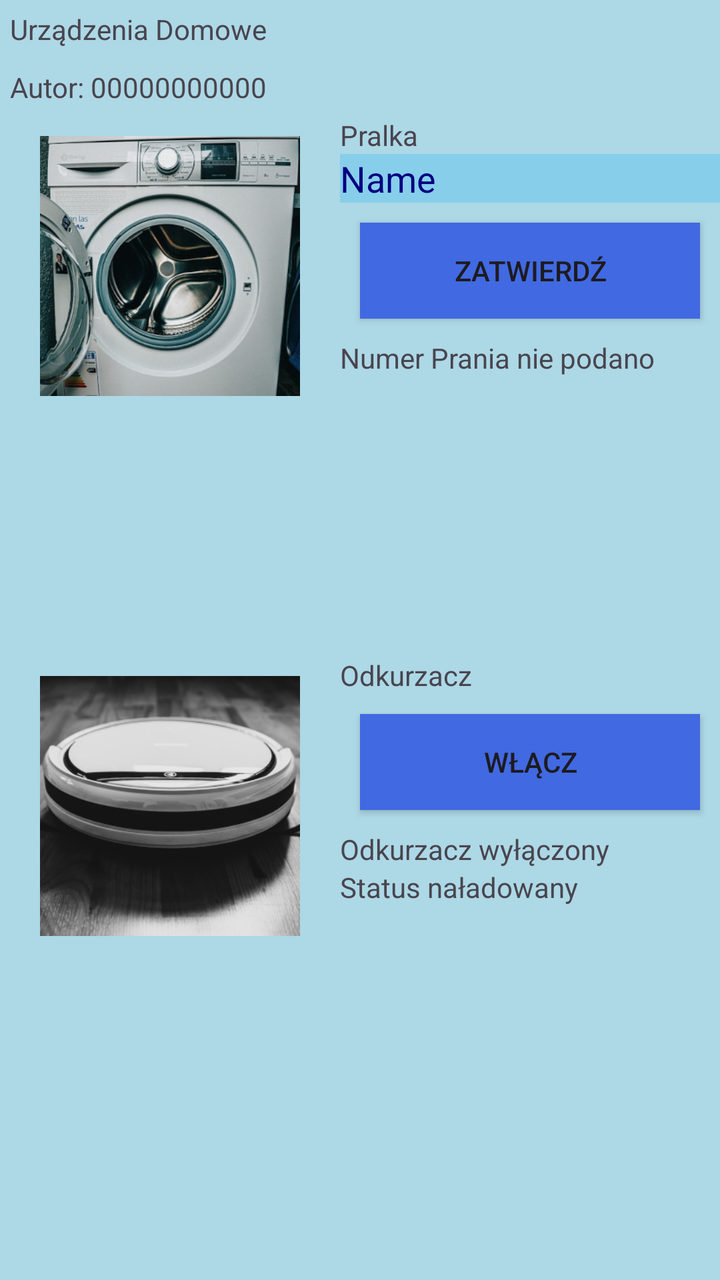
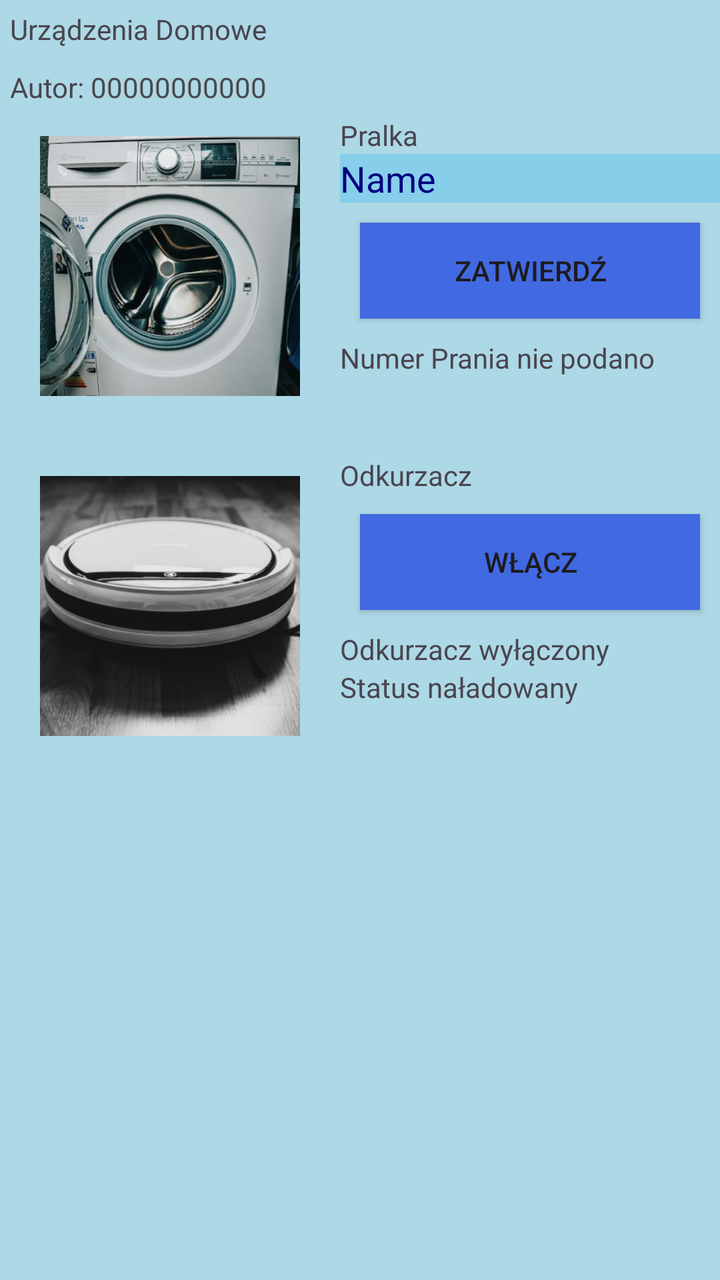

Two renders of the same Android screen: before a commit and after it. Below are the layout's source before the change and the commit's diff.
<!-- AndroidManifest.xml: application theme Theme.Inf_04_2025_01_02 -->
<!-- res/layout/activity_main.xml -->
<?xml version="1.0" encoding="utf-8"?>
<LinearLayout xmlns:android="http://schemas.android.com/apk/res/android"
    xmlns:app="http://schemas.android.com/apk/res-auto"
    xmlns:tools="http://schemas.android.com/tools"
    android:id="@+id/main"
    android:layout_width="match_parent"
    android:layout_height="match_parent"
    android:background="@color/lightBlue"
    android:orientation="vertical"
    tools:context=".MainActivity">

    <TextView
        android:layout_width="match_parent"
        android:layout_height="wrap_content"
        android:text="Urządzenia Domowe"
        android:textAlignment="center"
        android:layout_margin="5dp"/>

    <TextView
        android:id="@+id/textView"
        android:layout_margin="5dp"
        android:layout_width="match_parent"
        android:layout_height="wrap_content"
        android:textAlignment="center"
        android:text="Autor: 00000000000" />

    <LinearLayout
        android:layout_width="match_parent"
        android:layout_height="wrap_content"
        android:orientation="horizontal">

        <ImageView
            android:id="@+id/imageView"
            android:layout_width="wrap_content"
            android:layout_height="150dp"
            android:layout_weight="1"
            app:srcCompat="@drawable/pralka"
            android:layout_marginLeft="20dp"
            android:layout_marginRight="20dp"
            android:layout_marginBottom="20dp"
            android:layout_marginTop="0dp"/>

        <LinearLayout
            android:layout_width="match_parent"
            android:layout_height="wrap_content"
            android:layout_weight="1"
            android:orientation="vertical">

            <TextView
                android:id="@+id/textView2"
                android:layout_width="match_parent"
                android:layout_height="wrap_content"
                android:text="Pralka" />

            <EditText
                android:id="@+id/editTextText"
                android:layout_width="match_parent"
                android:layout_height="wrap_content"
                android:ems="10"
                android:hint="Podaj nr prania 1 ..12"
                android:textColor="@color/Navy"
                android:background="@color/SkyBLue"
                android:inputType="text"
                android:text="Name" />

            <Button
                android:id="@+id/button"
                android:layout_margin="10dp"
                android:layout_width="match_parent"
                android:layout_height="wrap_content"
                android:text="Zatwierdź"
                android:background="@color/RoyalBlue"/>

            <TextView
                android:id="@+id/textView3"
                android:layout_width="match_parent"
                android:layout_height="wrap_content"
                android:text="Numer Prania nie podano" />
        </LinearLayout>

    </LinearLayout>

    <Space
        android:layout_width="match_parent"
        android:layout_height="100dp"/>

    <LinearLayout
        android:layout_width="match_parent"
        android:layout_height="wrap_content"
        android:orientation="horizontal">

        <ImageView
            android:id="@+id/imageView2"
            android:layout_width="wrap_content"
            android:layout_height="150dp"
            android:layout_weight="1"
            app:srcCompat="@drawable/odkurzacz"
            android:layout_marginTop="0dp"
            android:layout_marginBottom="20dp"
            android:layout_marginLeft="20dp"
            android:layout_marginRight="20dp"/>

        <LinearLayout
            android:layout_width="match_parent"
            android:layout_height="wrap_content"
            android:layout_weight="1"
            android:orientation="vertical">

            <TextView
                android:id="@+id/textView4"
                android:layout_width="match_parent"
                android:layout_height="wrap_content"
                android:text="Odkurzacz" />

            <Button
                android:id="@+id/button2"
                android:layout_width="match_parent"
                android:layout_height="wrap_content"
                android:text="Włącz"
                android:layout_margin="10dp"
                android:background="@color/RoyalBlue"/>

            <TextView
                android:id="@+id/textView5"
                android:layout_width="match_parent"
                android:layout_height="wrap_content"
                android:text="Odkurzacz wyłączony" />

            <TextView
                android:id="@+id/textView6"
                android:layout_width="match_parent"
                android:layout_height="wrap_content"
                android:text="Status naładowany" />
        </LinearLayout>
    </LinearLayout>

</LinearLayout>
<!-- resources referenced by this layout -->
<resources>
  <color name="Navy">#000080</color>
  <color name="RoyalBlue">#4169E1</color>
  <color name="SkyBLue">#87CEEB</color>
  <color name="lightBlue">#ADD8E6</color>
  <!-- drawable odkurzacz: jpg bitmap (drawable, 30025 bytes) -->
  <!-- drawable pralka: jpg bitmap (drawable, 55268 bytes) -->
  <style name="Theme.Inf_04_2025_01_02" parent="Base.Theme.Inf_04_2025_01_02" />
  <style name="Base.Theme.Inf_04_2025_01_02" parent="Theme.Material3.DayNight.NoActionBar">
          
          
      </style>
</resources>

<!-- the commit's change to res/layout/activity_main.xml (unified diff, before → after) -->
@@ -80,9 +80,6 @@
 
     </LinearLayout>
 
-    <Space
-        android:layout_width="match_parent"
-        android:layout_height="100dp"/>
 
     <LinearLayout
         android:layout_width="match_parent"
